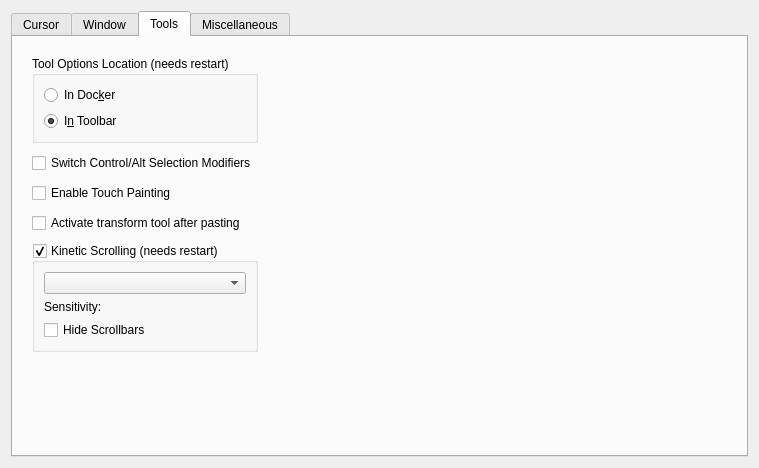
KDE/krita, file libs/ui/forms/wdggeneralsettings.ui: the form before one commit.
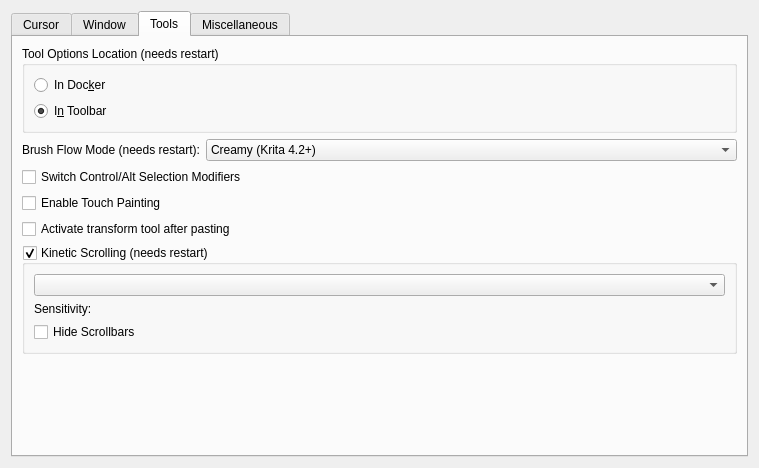
The form after the commit. The open tabs and pages were chosen to show the change. Custom widgets are drawn as their Qt base class.

Commit message:
Implement selection of Flow mode: Creamy (new) and Hard (old)
The option is global and located at:

Preferences->General->Tools->Flow Mode

After changing the option value, Krita should be restarted.

What changed in the file:
```diff
--- a/libs/ui/forms/wdggeneralsettings.ui
+++ b/libs/ui/forms/wdggeneralsettings.ui
@@ -365,24 +365,7 @@
       <attribute name="title">
        <string>Tools</string>
       </attribute>
-      <layout class="QGridLayout" name="gridLayout_4">
-       <item row="1" column="1">
         <layout class="QVBoxLayout" name="verticalLayout">
-         <property name="spacing">
-          <number>10</number>
-         </property>
-         <property name="leftMargin">
-          <number>10</number>
-         </property>
-         <property name="topMargin">
-          <number>10</number>
-         </property>
-         <property name="rightMargin">
-          <number>10</number>
-         </property>
-         <property name="bottomMargin">
-          <number>10</number>
-         </property>
          <item>
           <widget class="QGroupBox" name="groupBox_4">
            <property name="title">
@@ -409,6 +392,31 @@
            </layout>
           </widget>
          </item>
+       <item>
+        <layout class="QFormLayout" name="formLayout_4">
+         <item row="0" column="0">
+          <widget class="QLabel" name="lblFlowMode">
+           <property name="text">
+            <string>Brush Flow Mode (needs restart):</string>
+           </property>
+          </widget>
+         </item>
+         <item row="0" column="1">
+          <widget class="QComboBox" name="cmbFlowMode">
+           <item>
+            <property name="text">
+             <string>Creamy (Krita 4.2+)</string>
+            </property>
+           </item>
+           <item>
+            <property name="text">
+             <string>Hard (Krita 4.1 and earlier versions)</string>
+            </property>
+           </item>
+          </widget>
+         </item>
+        </layout>
+       </item>
          <item>
           <widget class="QCheckBox" name="m_chkSwitchSelectionCtrlAlt">
            <property name="text">
@@ -479,23 +487,8 @@
            </property>
            <property name="sizeHint" stdset="0">
             <size>
-             <width>20</width>
-             <height>40</height>
-            </size>
-           </property>
-          </spacer>
-         </item>
-        </layout>
-       </item>
-       <item row="1" column="2">
-        <spacer name="horizontalSpacer_6">
-         <property name="orientation">
-          <enum>Qt::Horizontal</enum>
-         </property>
-         <property name="sizeHint" stdset="0">
-          <size>
-           <width>40</width>
-           <height>20</height>
+           <width>250</width>
+           <height>71</height>
           </size>
          </property>
         </spacer>
```
Lines whose indentation alone changed are shown as unchanged. The commit also changes 20 other files.
